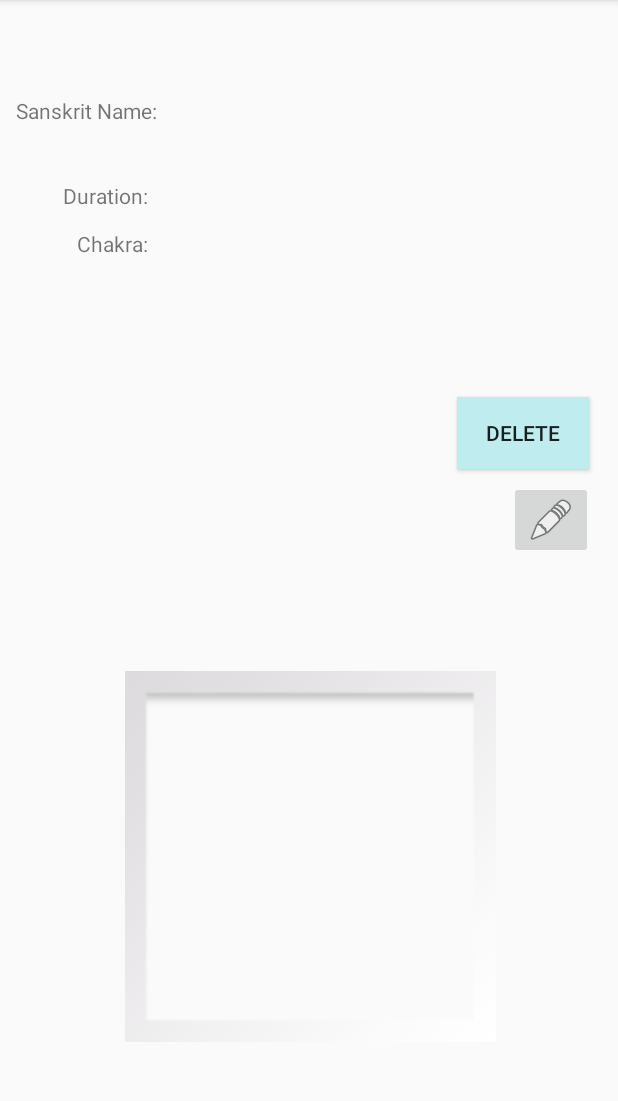
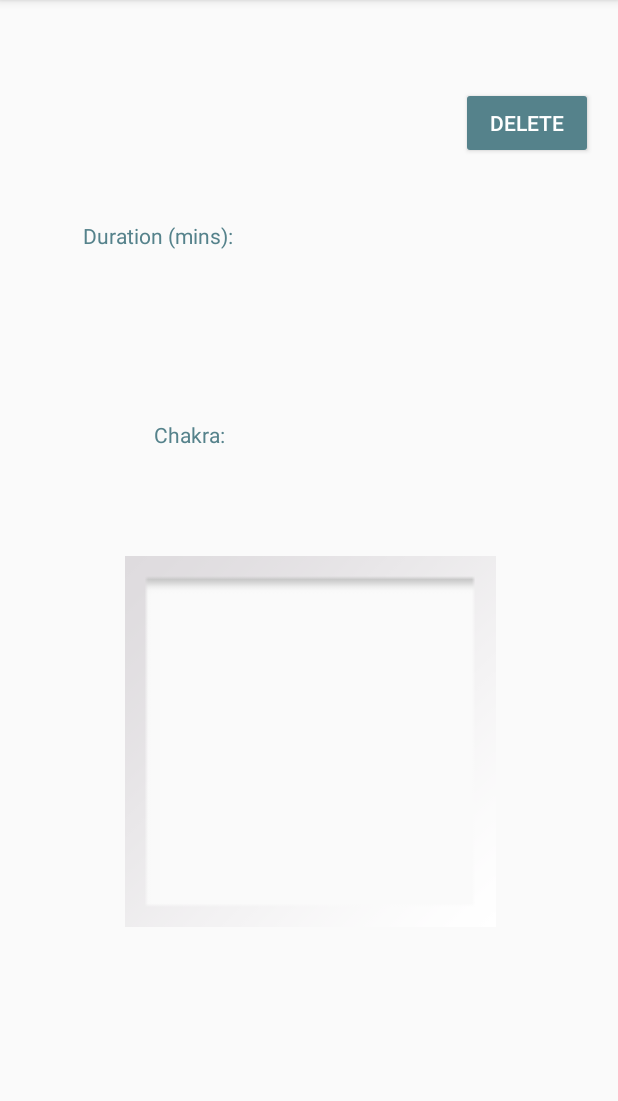
Before and after one commit to ClareBee/FlowYogaApp, an Android app: the PoseActivity screen opened directly, with no data from a screen before it, on a phone screen of 412 x 824 dp, the part 84-1185 px from its top. Run offline under Robolectric (Android 15) with nearby library versions, the phone set to English and light mode, and no system bars; 7 statements that could not run were skipped.

Commit message:
UI details

```diff
--- a/app/src/main/java/com/example/clareblackburne/yogaapp/Session.java
+++ b/app/src/main/java/com/example/clareblackburne/yogaapp/Session.java
@@ -76,6 +76,10 @@ public class Session {
 
     public String getStatus() {
         return status;
+    }
+
+    public String setStatus(String input){
+        return this.status = input;
     }
 
     public boolean save(DBHelper dbHelper){
--- a/app/src/main/java/com/example/clareblackburne/yogaapp/TopSessionsAdapter.java
+++ b/app/src/main/java/com/example/clareblackburne/yogaapp/TopSessionsAdapter.java
@@ -40,8 +40,9 @@ public class TopSessionsAdapter extends ArrayAdapter<Session> {
             public void onClick(View v) {
                 DBHelper dbHelper = new DBHelper(finalListItemView.getContext());
                 currentSession.updateAsComplete(dbHelper);
+                currentSession.setStatus("Y");
                 //doesn't refresh until you do it manually
-                parent2.refreshDrawableState();
+                notifyDataSetChanged();
             }
 
         });
--- a/app/src/main/res/layout/activity_add_session.xml
+++ b/app/src/main/res/layout/activity_add_session.xml
@@ -151,9 +151,9 @@
         android:layout_marginRight="8dp"
         android:layout_marginStart="8dp"
         android:layout_marginTop="8dp"
-        android:padding="5dp"
-        android:background="@color/colorAccent"
+        android:backgroundTint="@color/colorAccent"
         android:onClick="addSession"
+        android:padding="8dp"
         android:text="Add Session"
         app:layout_constraintBottom_toBottomOf="parent"
         app:layout_constraintHorizontal_bias="0.464"
--- a/app/src/main/res/layout/activity_add_set.xml
+++ b/app/src/main/res/layout/activity_add_set.xml
@@ -13,6 +13,7 @@
         android:layout_marginLeft="8dp"
         android:layout_marginRight="8dp"
         android:layout_marginTop="123dp"
+        android:background="@color/lightPurple"
         android:visibility="visible"
         app:layout_constraintLeft_toLeftOf="parent"
         app:layout_constraintRight_toRightOf="parent"
@@ -26,7 +27,9 @@
         android:layout_marginLeft="8dp"
         android:layout_marginRight="8dp"
         android:layout_marginTop="8dp"
+        android:backgroundTint="@color/colorAccent"
         android:onClick="onClickAddPoseToSessionButton"
+        android:padding="10dp"
         android:text="Add Pose to Session"
         app:layout_constraintBottom_toBottomOf="parent"
         app:layout_constraintHorizontal_bias="0.502"
--- a/app/src/main/res/layout/activity_pose.xml
+++ b/app/src/main/res/layout/activity_pose.xml
@@ -4,45 +4,45 @@
     xmlns:tools="http://schemas.android.com/tools"
     android:layout_width="match_parent"
     android:layout_height="match_parent"
-    tools:context="com.example.clareblackburne.yogaapp.PoseActivity">
+    android:paddingTop="8dp"
+    tools:context="com.example.clareblackburne.yogaapp.PoseActivity"
+    tools:layout_editor_absoluteY="81dp"
+    tools:layout_editor_absoluteX="0dp">
 
     <ImageView
         android:id="@+id/poseImage"
         android:layout_width="297dp"
         android:layout_height="247dp"
-        android:layout_marginBottom="8dp"
-        android:layout_marginLeft="8dp"
-        android:layout_marginRight="8dp"
-        android:layout_marginTop="8dp"
         android:contentDescription="@string/imageOfPose"
-        app:layout_constraintBottom_toBottomOf="parent"
-        app:layout_constraintHorizontal_bias="0.507"
-        app:layout_constraintLeft_toLeftOf="parent"
-        app:layout_constraintRight_toRightOf="parent"
-        app:layout_constraintTop_toTopOf="parent"
-        app:layout_constraintVertical_bias="0.87"
         app:srcCompat="@android:drawable/gallery_thumb"
         android:layout_marginStart="8dp"
-        android:layout_marginEnd="8dp" />
+        android:layout_marginEnd="8dp"
+        android:layout_marginRight="8dp"
+        app:layout_constraintRight_toRightOf="parent"
+        android:layout_marginLeft="8dp"
+        app:layout_constraintLeft_toLeftOf="parent"
+        app:layout_constraintTop_toTopOf="parent"
+        android:layout_marginTop="220dp"
+        app:layout_constraintHorizontal_bias="0.507"
+        app:layout_constraintBottom_toBottomOf="parent"
+        android:layout_marginBottom="8dp" />
 
     <TextView
         android:id="@+id/namePose"
         android:layout_width="200dp"
         android:layout_height="34dp"
-        android:layout_marginBottom="8dp"
         android:layout_marginEnd="8dp"
         android:layout_marginLeft="8dp"
         android:layout_marginRight="8dp"
         android:layout_marginStart="8dp"
-        android:layout_marginTop="8dp"
+        android:layout_marginTop="16dp"
+        android:textColor="@color/darkPurple"
         android:textSize="18sp"
         android:textStyle="bold"
-        app:layout_constraintBottom_toTopOf="@+id/poseImage"
-        app:layout_constraintHorizontal_bias="0.047"
+        app:layout_constraintHorizontal_bias="0.16"
         app:layout_constraintLeft_toLeftOf="parent"
         app:layout_constraintRight_toRightOf="parent"
         app:layout_constraintTop_toTopOf="parent"
-        app:layout_constraintVertical_bias="0.045"
         tools:text="Name of Pose" />
 
     <TextView
@@ -50,61 +50,44 @@
         android:layout_width="126dp"
         android:layout_height="26dp"
         tools:text="Duration"
-        app:layout_constraintLeft_toLeftOf="@+id/sanskritPose"
-        android:layout_marginTop="8dp"
-        app:layout_constraintTop_toBottomOf="@+id/sanskritPose"
-        android:layout_marginBottom="8dp"
-        app:layout_constraintBottom_toTopOf="@+id/poseImage"
-        app:layout_constraintVertical_bias="0.0"
-        android:layout_marginLeft="0dp" />
+        android:layout_marginRight="8dp"
+        app:layout_constraintRight_toRightOf="parent"
+        android:layout_marginLeft="8dp"
+        app:layout_constraintLeft_toLeftOf="parent"
+        app:layout_constraintHorizontal_bias="0.603"
+        app:layout_constraintTop_toTopOf="parent"
+        android:layout_marginTop="139dp" />
 
     <TextView
         android:id="@+id/chakraPose"
         android:layout_width="74dp"
         android:layout_height="26dp"
         tools:text="Chakra"
-        app:layout_constraintLeft_toLeftOf="@+id/durationPose"
-        android:layout_marginBottom="68dp"
-        app:layout_constraintBottom_toTopOf="@+id/poseImage"
+        android:layout_marginLeft="155dp"
+        app:layout_constraintLeft_toLeftOf="parent"
+        android:layout_marginRight="8dp"
+        app:layout_constraintRight_toRightOf="parent"
+        app:layout_constraintHorizontal_bias="0.04"
+        app:layout_constraintTop_toTopOf="parent"
         android:layout_marginTop="8dp"
-        app:layout_constraintTop_toBottomOf="@+id/durationPose"
-        android:layout_marginLeft="-20dp"
-        app:layout_constraintVertical_bias="0.363" />
+        app:layout_constraintBottom_toBottomOf="parent"
+        android:layout_marginBottom="8dp"
+        app:layout_constraintVertical_bias="0.371" />
 
     <TextView
         android:id="@+id/sanskritPose"
         android:layout_width="182dp"
         android:layout_height="47dp"
         tools:text="Sanskrit Name"
+        android:layout_marginStart="8dp"
+        android:layout_marginEnd="8dp"
         android:layout_marginLeft="8dp"
         app:layout_constraintLeft_toLeftOf="parent"
         android:layout_marginRight="8dp"
         app:layout_constraintRight_toRightOf="parent"
+        app:layout_constraintHorizontal_bias="0.145"
         android:layout_marginTop="8dp"
-        app:layout_constraintTop_toBottomOf="@+id/namePose"
-        android:layout_marginBottom="8dp"
-        app:layout_constraintBottom_toTopOf="@+id/poseImage"
-        app:layout_constraintVertical_bias="0.047"
-        android:layout_marginStart="8dp"
-        android:layout_marginEnd="8dp" />
-
-    <ImageButton
-        android:id="@+id/editPose"
-        android:layout_width="wrap_content"
-        android:layout_height="wrap_content"
-        app:srcCompat="@android:drawable/ic_menu_edit"
-        android:layout_marginRight="8dp"
-        app:layout_constraintRight_toRightOf="parent"
-        android:layout_marginLeft="8dp"
-        app:layout_constraintLeft_toLeftOf="parent"
-        app:layout_constraintHorizontal_bias="0.974"
-        app:layout_constraintBottom_toBottomOf="parent"
-        android:layout_marginBottom="395dp"
-        app:layout_constraintTop_toTopOf="parent"
-        android:layout_marginTop="8dp"
-        app:layout_constraintVertical_bias="1.0"
-        android:layout_marginStart="8dp"
-        android:layout_marginEnd="8dp" />
+        app:layout_constraintTop_toBottomOf="@+id/namePose" />
 
     <Button
         android:id="@+id/deletePoseButton"
@@ -115,52 +98,47 @@
         android:layout_marginLeft="8dp"
         android:layout_marginRight="8dp"
         android:layout_marginStart="8dp"
-        android:layout_marginTop="8dp"
-        android:background="@color/colorAccent"
+        android:layout_marginTop="50dp"
+        android:backgroundTint="@color/darkGreen"
         android:onClick="deletePose"
         android:text="Delete"
-        app:layout_constraintBottom_toTopOf="@+id/editPose"
-        app:layout_constraintHorizontal_bias="0.875"
-        app:layout_constraintLeft_toRightOf="@+id/namePose"
+        android:textColor="@color/white"
+        app:layout_constraintBottom_toBottomOf="parent"
+        app:layout_constraintHorizontal_bias="0.971"
+        app:layout_constraintLeft_toLeftOf="parent"
         app:layout_constraintRight_toRightOf="parent"
         app:layout_constraintTop_toTopOf="parent"
-        app:layout_constraintVertical_bias="1.0" />
-
-    <TextView
-        android:id="@+id/textView3"
-        android:layout_width="wrap_content"
-        android:layout_height="wrap_content"
-        android:layout_marginLeft="8dp"
-        android:layout_marginRight="8dp"
-        android:layout_marginTop="64dp"
-        android:text="Sanskrit Name:"
-        app:layout_constraintLeft_toLeftOf="parent"
-        app:layout_constraintRight_toLeftOf="@+id/sanskritPose"
-        app:layout_constraintTop_toTopOf="parent"
-        android:layout_marginStart="8dp"
-        android:layout_marginEnd="8dp" />
+        app:layout_constraintVertical_bias="0.0" />
 
     <TextView
         android:id="@+id/textView5"
         android:layout_width="wrap_content"
         android:layout_height="wrap_content"
-        android:layout_marginTop="37dp"
-        android:text="Duration:"
-        app:layout_constraintLeft_toLeftOf="@+id/textView3"
-        app:layout_constraintTop_toBottomOf="@+id/textView3"
-        android:layout_marginLeft="31dp" />
+        android:layout_marginLeft="8dp"
+        android:layout_marginRight="8dp"
+        android:layout_marginTop="34dp"
+        android:text="Duration (mins):"
+        android:textColor="@color/darkGreen"
+        app:layout_constraintHorizontal_bias="0.16"
+        app:layout_constraintLeft_toLeftOf="parent"
+        app:layout_constraintRight_toRightOf="parent"
+        app:layout_constraintTop_toBottomOf="@+id/sanskritPose" />
 
     <TextView
         android:id="@+id/textView7"
         android:layout_width="wrap_content"
         android:layout_height="wrap_content"
         android:layout_marginBottom="8dp"
+        android:layout_marginLeft="8dp"
+        android:layout_marginRight="8dp"
+        android:text="Chakra:"
+        android:textColor="@color/darkGreen"
+        app:layout_constraintBottom_toBottomOf="parent"
+        app:layout_constraintHorizontal_bias="0.271"
+        app:layout_constraintLeft_toLeftOf="parent"
+        app:layout_constraintRight_toRightOf="parent"
+        app:layout_constraintTop_toTopOf="parent"
         android:layout_marginTop="8dp"
-        android:text="Chakra:"
-        app:layout_constraintBottom_toTopOf="@+id/poseImage"
-        app:layout_constraintLeft_toLeftOf="@+id/textView5"
-        app:layout_constraintTop_toBottomOf="@+id/textView5"
-        app:layout_constraintVertical_bias="0.017"
-        android:layout_marginLeft="9dp" />
+        app:layout_constraintVertical_bias="0.364" />
 
 </android.support.constraint.ConstraintLayout>
--- a/app/src/main/res/layout/activity_quotation.xml
+++ b/app/src/main/res/layout/activity_quotation.xml
@@ -53,8 +53,9 @@
         android:layout_marginLeft="8dp"
         android:layout_marginRight="8dp"
         android:layout_marginTop="8dp"
+        android:backgroundTint="@color/colorAccent"
+        android:onClick="onClickGetAnother"
         android:text="Next"
-        android:onClick="onClickGetAnother"
         app:layout_constraintBottom_toBottomOf="parent"
         app:layout_constraintLeft_toLeftOf="parent"
         app:layout_constraintRight_toRightOf="parent"
--- a/app/src/main/res/layout/session_item.xml
+++ b/app/src/main/res/layout/session_item.xml
@@ -4,6 +4,7 @@
     xmlns:tools="http://schemas.android.com/tools"
     android:orientation="vertical"
     android:layout_width="match_parent"
+    android:padding="5dp"
     android:layout_height="match_parent"
     android:onClick="getSession"
     android:weightSum="1">
@@ -35,7 +36,7 @@
         android:layout_height="80dp"
         app:srcCompat="@drawable/lotus3"
         android:layout_marginStart="0dp"
-        android:layout_marginEnd="8dp"
+        android:layout_marginEnd="0dp"
         app:layout_constraintTop_toTopOf="parent"
         android:layout_marginTop="1dp"
         app:layout_constraintLeft_toRightOf="@+id/sessionList" />
--- a/app/src/main/res/values/colors.xml
+++ b/app/src/main/res/values/colors.xml
@@ -10,4 +10,5 @@
     <color name="lightGrey">#eeeeee</color>
     <color name="darkGrey">#bbc7ce</color>
     <color name="darkPurple">#161b33</color>
+    <color name="white">#ffffff</color>
 </resources>
```
Also changed, not shown: app/src/main/res/layout/activity_add_pose.xml (+9 -8 lines), app/src/main/res/layout/activity_launch_page.xml (+12 -9 lines), app/src/main/res/layout/activity_session.xml (+146 -134 lines), app/src/main/res/layout/poses_in_set.xml (+6 -2 lines).
